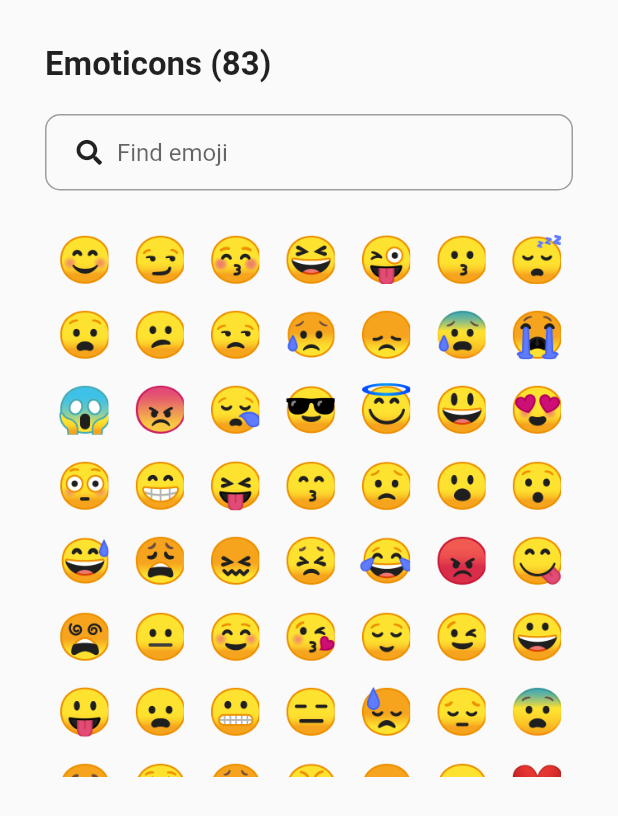
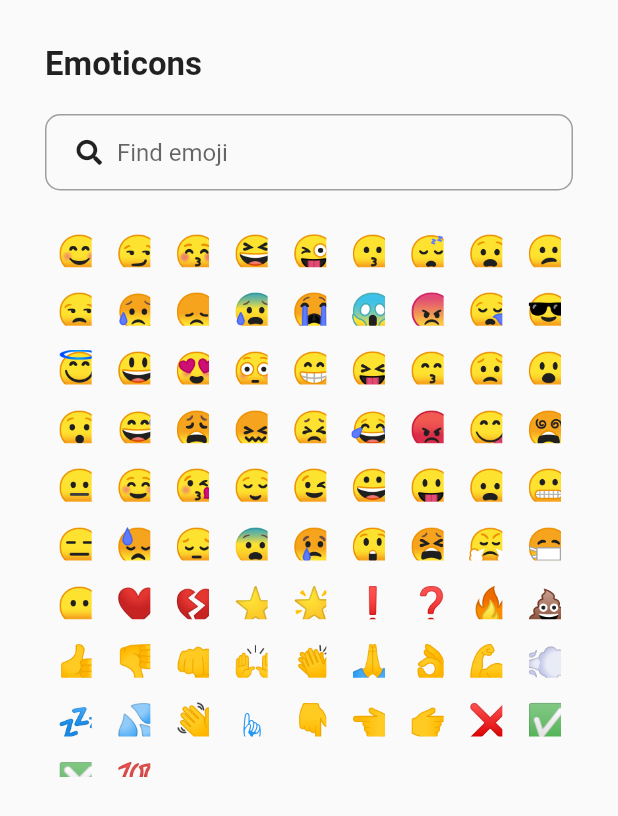
Before and after one commit to zahniar88/simple_markdown_editor, a Flutter app: the EmojiList widget shown alone on an empty page, opened directly, on a phone screen of 412 x 824 dp. Shown: the top 816 px of the screen. Run offline on Flutter 3.47's test engine with Material 2 defaults, Android fonts, the phone set to English and light mode, and no system bars; our stand-ins replace flutter_markdown, font_awesome_flutter; missing offline and left inert: markdown.

Commit message:
something change and fixing

```diff
--- a/lib/src/toolbar.dart
+++ b/lib/src/toolbar.dart
@@ -61,8 +61,7 @@ class Toolbar {
     if (middle.contains(left) &&
         middle.contains(right) &&
         middle.split("\n").length < 2) {
-      selectionText = middle.replaceFirst(left, "");
-      selectionText = selectionText.replaceFirst(right, "");
+      selectionText = middle.replaceFirst(left, "").replaceFirst(right, "");
       contentOffset = middle.length - (left.length + right.length);
     }
 
@@ -76,7 +75,6 @@ class Toolbar {
         offset: selection.baseOffset + contentOffset,
       ),
     );
-    print(controller.selection.baseOffset);
   }
 
   // multiline formating
--- a/lib/widgets/emoji_list.dart
+++ b/lib/widgets/emoji_list.dart
@@ -115,7 +115,7 @@ class _EmojiListState extends State<EmojiList> {
         mainAxisSize: MainAxisSize.min,
         children: [
           Text(
-            "Emoticons (${_emoticons.length})",
+            "Emoticons",
             style: TextStyle(
               fontSize: 22,
               fontWeight: FontWeight.bold,
@@ -158,7 +158,12 @@ class _EmojiListState extends State<EmojiList> {
           SizedBox(
             height: 20,
           ),
-          _listEmots(context),
+          Padding(
+            padding: EdgeInsets.only(
+              bottom: MediaQuery.of(context).viewInsets.bottom * 0.2,
+            ),
+            child: _listEmots(context),
+          ),
         ],
       ),
     );
@@ -169,7 +174,7 @@ class _EmojiListState extends State<EmojiList> {
       height: MediaQuery.of(context).size.height * 0.45,
       child: GridView.builder(
         gridDelegate: SliverGridDelegateWithFixedCrossAxisCount(
-          crossAxisCount: 7,
+          crossAxisCount: 9,
         ),
         itemCount: _emoticons
             .where((element) =>
@@ -182,6 +187,7 @@ class _EmojiListState extends State<EmojiList> {
               .elementAt(index);
 
           return TextButton(
+            key: ValueKey<String>("${index}_${emot.replaceAll(":", "")}"),
             onPressed: () {
               widget.onChanged?.call(
                 (widget.emojiConvert) ? _parser.emojify(emot) : emot,
@@ -190,7 +196,7 @@ class _EmojiListState extends State<EmojiList> {
             child: Text(
               _parser.emojify(emot),
               style: TextStyle(
-                fontSize: 30,
+                fontSize: 24,
               ),
             ),
           );
--- a/lib/widgets/z_markdown_editor.dart
+++ b/lib/widgets/z_markdown_editor.dart
@@ -1,6 +1,6 @@
 import 'package:flutter/material.dart';
 import 'package:simple_markdown_editor/simple_markdown_editor.dart';
-import 'package:simple_markdown_editor/src/emoji_input_formater.dart';
+import 'package:simple_markdown_editor/src/emoji_input_formatter.dart';
 import 'package:simple_markdown_editor/widgets/z_markdown_toolbar.dart';
 
 class ZMarkdownEditor extends StatefulWidget {
@@ -145,6 +145,7 @@ class _ZMarkdownEditorState extends State<ZMarkdownEditor> {
                 child: Padding(
                   padding: EdgeInsets.all(10),
                   child: TextField(
+                    key: ValueKey<String>("zmarkdowneditor"),
                     maxLines: null,
                     focusNode: _internalFocus,
                     controller: _internalController,
@@ -174,6 +175,7 @@ class _ZMarkdownEditorState extends State<ZMarkdownEditor> {
               )
             : Expanded(
                 child: ZMarkdownParse(
+                  key: ValueKey<String>("zmarkdownparse"),
                   data: _internalController.text,
                 ),
               ),
@@ -181,6 +183,7 @@ class _ZMarkdownEditorState extends State<ZMarkdownEditor> {
         // show toolbar
         if (widget.enableToolBar && !widget.readOnly)
           ZMarkdownToolbar(
+            key: ValueKey<String>("zmarkdowntoolbar"),
             controller: _internalController,
             isPreview: _isPreview,
             autoCloseAfterSelectEmoji: widget.autoCloseAfterSelectEmoji,
--- a/lib/widgets/z_markdown_parse.dart
+++ b/lib/widgets/z_markdown_parse.dart
@@ -33,6 +33,7 @@ class ZMarkdownParse extends StatelessWidget {
   @override
   Widget build(BuildContext context) {
     return Markdown(
+      key: Key("defaultmarkdownformatter"),
       data: data,
       selectable: true,
       padding: EdgeInsets.all(10),
```
Also changed, not shown: lib/widgets/z_markdown_toolbar.dart (+13 -1 lines), lib/src/emoji_input_formatter.dart (renamed from lib/src/emoji_input_formater.dart).
